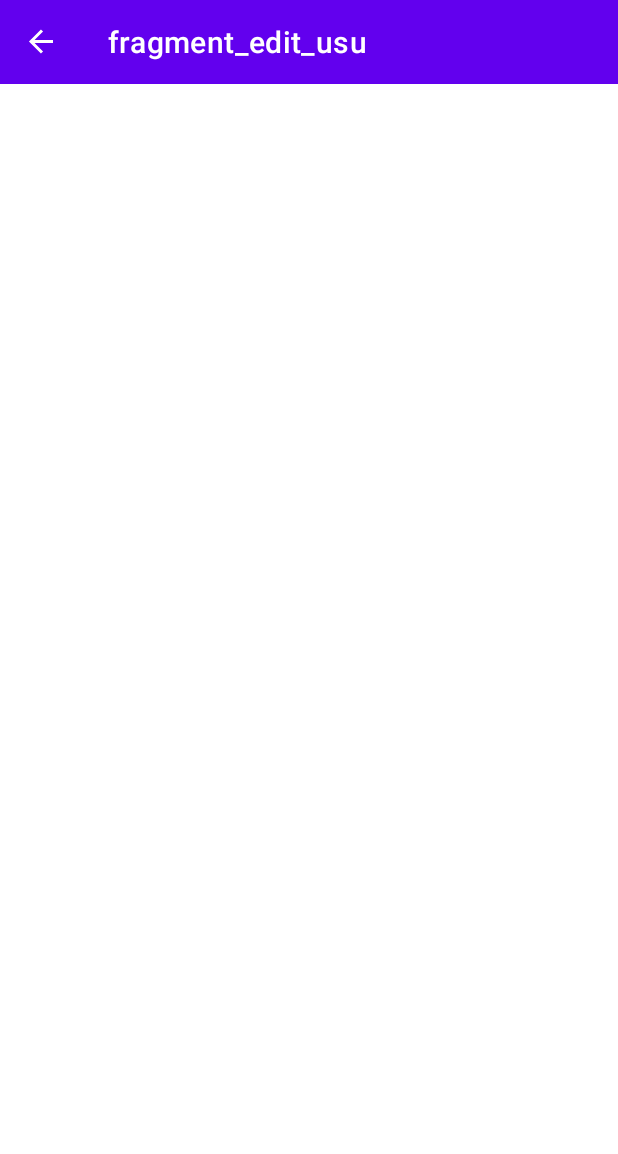
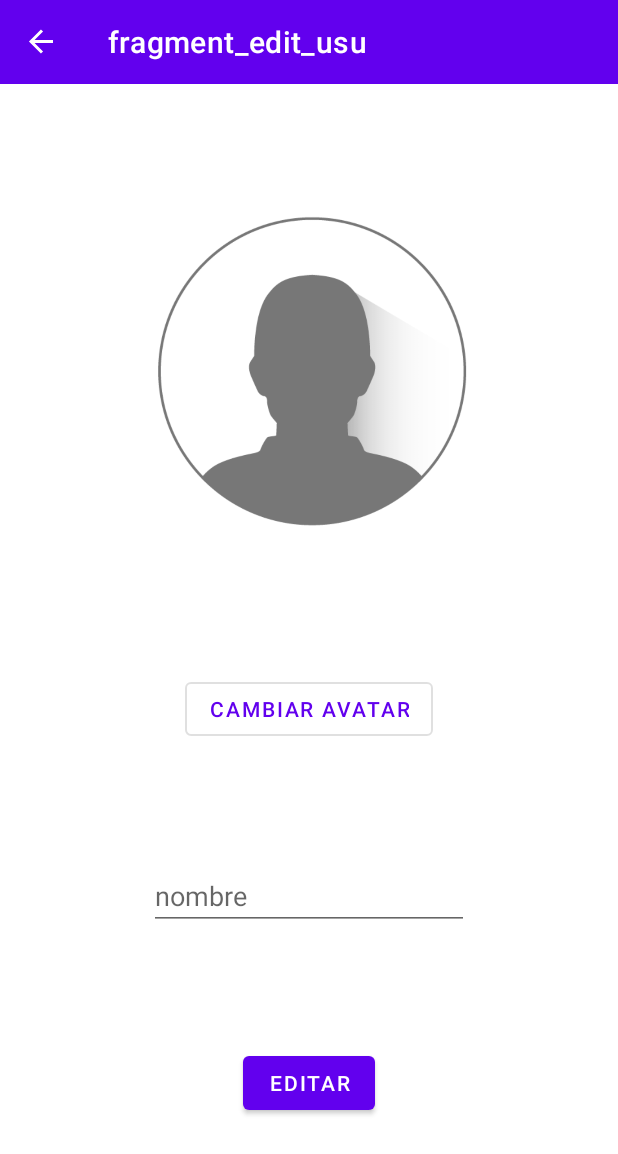
Before and after one commit to juanxoo5/TopTrump, an Android app: the EditUsuFragment screen opened through its navigation route, on a phone screen of 412 x 824 dp. Shown: the top 1154 px of the screen. Run offline under Robolectric (Android 15) with nearby library versions, the phone set to English and light mode, and no system bars; our stand-ins replace navigation-ui; 1 statement that could not run was skipped.

Commit message:
layout editar Usuario

```diff
--- a/app/src/main/res/layout/fragment_edit_usu.xml
+++ b/app/src/main/res/layout/fragment_edit_usu.xml
@@ -3,23 +3,105 @@
     xmlns:tools="http://schemas.android.com/tools"
     android:layout_width="match_parent"
     android:layout_height="match_parent"
-    android:id="@+id/drawerLayoutEditUsu"
     xmlns:app="http://schemas.android.com/apk/res-auto"
+    android:id="@+id/drawerLayoutCrearUsu"
     tools:context=".view.fragments.EditUsuFragment">
 
     <androidx.coordinatorlayout.widget.CoordinatorLayout
-        android:id="@+id/CoordinatorLayout"
+        android:id="@+id/CoordinatorLayout2"
         android:layout_width="match_parent"
         android:layout_height="match_parent"
         android:fitsSystemWindows="true">
 
-        <androidx.appcompat.widget.Toolbar
-            android:id="@+id/tbEditUsuFrgm"
+        <androidx.constraintlayout.widget.ConstraintLayout
+            android:id="@+id/ConstraintLayout2"
             android:layout_width="match_parent"
-            android:layout_height="wrap_content"
-            android:background="?attr/colorPrimary"
-            android:minHeight="?attr/actionBarSize"
-            android:theme="?attr/actionBarTheme"/>
+            android:layout_height="match_parent">
+
+            <androidx.appcompat.widget.Toolbar
+                android:id="@+id/tbEditUsuFrgm"
+                android:layout_width="match_parent"
+                android:layout_height="wrap_content"
+                android:background="?attr/colorPrimary"
+                android:minHeight="?attr/actionBarSize"
+                android:theme="?attr/actionBarTheme"
+                app:layout_constraintEnd_toEndOf="parent"
+                app:layout_constraintStart_toStartOf="parent"
+                app:layout_constraintTop_toTopOf="parent" />
+
+            <EditText
+                android:id="@+id/etEditNombreUsuario"
+                android:layout_width="wrap_content"
+                android:layout_height="wrap_content"
+                android:autofillHints=""
+                android:ems="10"
+                android:hint="@string/nombre"
+                android:inputType="textPersonName"
+                app:layout_constraintBottom_toTopOf="@+id/btEditar"
+                app:layout_constraintEnd_toEndOf="parent"
+                app:layout_constraintStart_toStartOf="parent"
+                app:layout_constraintTop_toBottomOf="@+id/btEditarAvatar" />
+
+            <androidx.constraintlayout.widget.Guideline
+                android:id="@+id/guideline19"
+                android:layout_width="wrap_content"
+                android:layout_height="wrap_content"
+                android:orientation="vertical"
+                app:layout_constraintGuide_percent="0.25" />
+
+            <androidx.constraintlayout.widget.Guideline
+                android:id="@+id/guideline20"
+                android:layout_width="wrap_content"
+                android:layout_height="wrap_content"
+                android:orientation="vertical"
+                app:layout_constraintGuide_percent="0.76" />
+
+            <androidx.constraintlayout.widget.Guideline
+                android:id="@+id/guideline21"
+                android:layout_width="wrap_content"
+                android:layout_height="wrap_content"
+                android:orientation="horizontal"
+                app:layout_constraintGuide_percent="0.15" />
+
+            <androidx.constraintlayout.widget.Guideline
+                android:id="@+id/guideline22"
+                android:layout_width="wrap_content"
+                android:layout_height="wrap_content"
+                android:orientation="horizontal"
+                app:layout_constraintGuide_percent="0.45" />
+
+            <Button
+                android:id="@+id/btEditar"
+                android:layout_width="wrap_content"
+                android:layout_height="wrap_content"
+                android:text="@string/editar"
+                app:layout_constraintBottom_toBottomOf="parent"
+                app:layout_constraintEnd_toEndOf="parent"
+                app:layout_constraintStart_toStartOf="parent"
+                app:layout_constraintTop_toBottomOf="@+id/etEditNombreUsuario" />
+
+            <ImageView
+                android:id="@+id/imgAvatar2"
+                android:layout_width="0dp"
+                android:layout_height="0dp"
+                android:contentDescription="@string/imagen"
+                app:layout_constraintBottom_toTopOf="@+id/guideline22"
+                app:layout_constraintEnd_toStartOf="@+id/guideline20"
+                app:layout_constraintStart_toStartOf="@+id/guideline19"
+                app:layout_constraintTop_toTopOf="@+id/guideline21"
+                app:srcCompat="@drawable/avatar" />
+
+            <Button
+                android:id="@+id/btEditarAvatar"
+                style="@style/Widget.MaterialComponents.Button.OutlinedButton"
+                android:layout_width="wrap_content"
+                android:layout_height="wrap_content"
+                android:text="@string/cambiar_avatar"
+                app:layout_constraintBottom_toTopOf="@+id/etEditNombreUsuario"
+                app:layout_constraintEnd_toEndOf="parent"
+                app:layout_constraintStart_toStartOf="parent"
+                app:layout_constraintTop_toTopOf="@+id/guideline22" />
+        </androidx.constraintlayout.widget.ConstraintLayout>
 
     </androidx.coordinatorlayout.widget.CoordinatorLayout>
 
--- a/app/src/main/res/values/strings.xml
+++ b/app/src/main/res/values/strings.xml
@@ -45,4 +45,5 @@
     <string name="enviar_mail">enviando email</string>
     <string name="guardar">Guardar</string>
     <string name="cambiar_avatar">Cambiar avatar</string>
+    <string name="editar">Editar</string>
 </resources>
```
